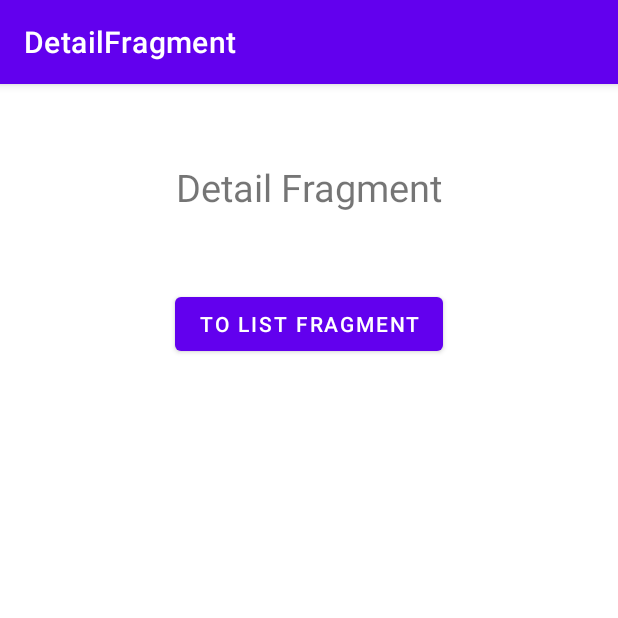
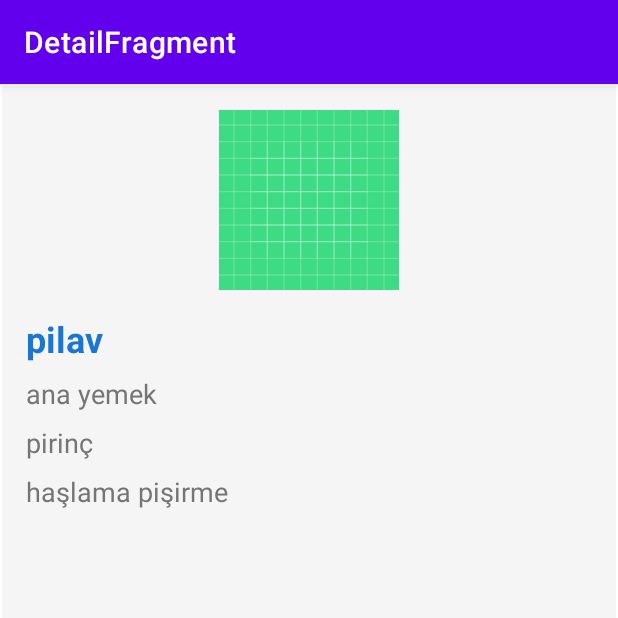
Before and after one commit to muratalarcin/YemekTarifi, an Android app: the DetailFragment screen opened through its navigation route, on a phone screen of 412 x 824 dp, the top half of it. Run offline under Robolectric (Android 15) with nearby library versions, the phone set to English and light mode, and no system bars; our stand-ins replace navigation-ui.

Commit message:
onClick created, design edits made

```diff
--- a/app/src/main/java/com/muratalarcin/yemektarifi/adapter/ClickListener.kt
+++ b/app/src/main/java/com/muratalarcin/yemektarifi/adapter/ClickListener.kt
@@ -1,7 +1,7 @@
 package com.muratalarcin.yemektarifi.adapter
 
-import android.view.View
+import com.muratalarcin.yemektarifi.model.Specification
 
-interface ClickListener {
-    fun onClicked(v: View)
+interface OnItemClickListener {
+    fun onItemClick(specification: Specification)
 }
--- a/app/src/main/java/com/muratalarcin/yemektarifi/adapter/SpecificationAdapter.kt
+++ b/app/src/main/java/com/muratalarcin/yemektarifi/adapter/SpecificationAdapter.kt
@@ -4,19 +4,24 @@ import android.annotation.SuppressLint
 import android.view.LayoutInflater
 import android.view.View
 import android.view.ViewGroup
+import android.widget.AdapterView
 import android.widget.TextView
+import androidx.navigation.Navigation
+import androidx.navigation.Navigator
 import androidx.recyclerview.widget.RecyclerView
 import com.muratalarcin.yemektarifi.R
 import com.muratalarcin.yemektarifi.model.Specification
+import com.muratalarcin.yemektarifi.view.DetailFragmentDirections
 
 class SpecificationAdapter(val specificationList: ArrayList<Specification>) :
     RecyclerView.Adapter<SpecificationAdapter.SpecificationViewHolder>() {
 
+    //private var onItemClickListener: AdapterView.OnItemClickListener? = null
     // ViewHolder sınıfını içeride tanımlayabilirsiniz.
     class SpecificationViewHolder(itemView: View) : RecyclerView.ViewHolder(itemView) {
         // ViewHolder içindeki view'lara burada erişebilirsiniz.
-        val nameTextView: TextView = itemView.findViewById(R.id.name)
-        val tagTextView: TextView = itemView.findViewById(R.id.tag)
+        val nameTextView: TextView = itemView.findViewById(R.id.rowName)
+        val tagTextView: TextView = itemView.findViewById(R.id.rowTag)
         // Diğer view'ları buraya ekleyebilirsiniz.
         // val descriptionTextView: TextView = itemView.findViewById(R.id.description)
         // val imageView: ImageView = itemView.findViewById(R.id.imageView)
@@ -38,10 +43,12 @@ class SpecificationAdapter(val specificationList: ArrayList<Specification>) :
     override fun onBindViewHolder(holder: SpecificationViewHolder, position: Int) {
         val specification = specificationList[position]
         holder.nameTextView.text = specificationList[position].specificationName
-        holder.tagTextView.text = specificationList[position].tagName
-        // Diğer verileri de benzer şekilde yerleştirebilirsiniz.
-        // holder.descriptionTextView.text = specification.specificationDescription
-        // holder.imageView.setImageResource(specification.imageResource)
+        holder.tagTextView.text = specificationList[position].specificationTag
+
+        holder.itemView.setOnClickListener {
+            val action = DetailFragmentDirections.actionListFragmentToDetailFragment()
+            Navigation.findNavController(it).navigate(action)
+        }
     }
 
     @SuppressLint("NotifyDataSetChanged")
--- a/app/src/main/java/com/muratalarcin/yemektarifi/model/Model.kt
+++ b/app/src/main/java/com/muratalarcin/yemektarifi/model/Model.kt
@@ -2,7 +2,7 @@ package com.muratalarcin.yemektarifi.model
 
 data class Specification (
     val specificationName: String?,
-    val tagName: String?,
-    val materialNames: String?,
-    val fabrication: String?,
+    val specificationTag: String?,
+    val specificationMaterial: String?,
+    val specificationFabrication: String?,
 )
--- a/app/src/main/java/com/muratalarcin/yemektarifi/view/DetailFragment.kt
+++ b/app/src/main/java/com/muratalarcin/yemektarifi/view/DetailFragment.kt
@@ -5,11 +5,16 @@ import androidx.fragment.app.Fragment
 import android.view.LayoutInflater
 import android.view.View
 import android.view.ViewGroup
+import androidx.lifecycle.Observer
+import androidx.lifecycle.ViewModelProvider
 import androidx.navigation.fragment.findNavController
 import com.muratalarcin.yemektarifi.R
 import com.muratalarcin.yemektarifi.databinding.FragmentDetailBinding
+import com.muratalarcin.yemektarifi.viewmodel.DetailViewModel
+import com.muratalarcin.yemektarifi.viewmodel.ListViewModel
 
 class DetailFragment : Fragment() {
+    private lateinit var viewModel: DetailViewModel
     private var _binding: FragmentDetailBinding? = null
     private val binding get() = _binding!!
 
@@ -24,9 +29,22 @@ class DetailFragment : Fragment() {
     override fun onViewCreated(view: View, savedInstanceState: Bundle?) {
         super.onViewCreated(view, savedInstanceState)
 
-        binding.detailFragmentButton.setOnClickListener {
-            findNavController().navigate(R.id.action_detailFragment_to_profilFragment)
-        }
+        viewModel = ViewModelProvider(requireActivity()).get(DetailViewModel::class.java)
+        viewModel.getDataFromRoom()
+        observeLiveData()
+    }
+
+    private fun observeLiveData() {
+        viewModel.specificationLiveData.observe(viewLifecycleOwner, Observer { specification ->
+            specification?.let {
+                binding.detailName.text = specification.specificationName
+                binding.detailTag.text = specification.specificationTag
+                binding.detailMaterial.text = specification.specificationMaterial
+                binding.detailFabrication.text = specification.specificationFabrication
+
+            }
+        })
+
     }
 
     override fun onDestroyView() {
--- a/app/src/main/java/com/muratalarcin/yemektarifi/view/ListFragment.kt
+++ b/app/src/main/java/com/muratalarcin/yemektarifi/view/ListFragment.kt
@@ -48,7 +48,7 @@ class ListFragment : Fragment() {
         viewModel.refreshData()
     }
 
-    fun observeLiveData() {
+    private fun observeLiveData() {
         viewModel.specifications.observe(viewLifecycleOwner, Observer { specification ->
             specification?.let {
                 binding.recyclerView.visibility = View.VISIBLE
--- /dev/null
+++ b/app/src/main/java/com/muratalarcin/yemektarifi/viewmodel/DetailViewModel.kt
@@ -0,0 +1,15 @@
+package com.muratalarcin.yemektarifi.viewmodel
+
+import androidx.lifecycle.MutableLiveData
+import androidx.lifecycle.ViewModel
+import com.muratalarcin.yemektarifi.model.Specification
+
+class DetailViewModel : ViewModel() {
+    val specificationLiveData = MutableLiveData<Specification>()
+
+    fun getDataFromRoom() {
+        val spec= Specification("pilav", "ana yemek", "pirinç", "haşlama pişirme")
+        specificationLiveData.value = spec
+
+    }
+}
--- a/app/src/main/res/layout/fragment_detail.xml
+++ b/app/src/main/res/layout/fragment_detail.xml
@@ -1,33 +1,53 @@
 <?xml version="1.0" encoding="utf-8"?>
+<LinearLayout xmlns:android="http://schemas.android.com/apk/res/android"
+    android:layout_width="match_parent"
+    android:layout_height="match_parent"
+    android:orientation="vertical"
+    android:padding="16dp"
+    android:background="@color/material_light_gray">
 
-<layout xmlns:android="http://schemas.android.com/apk/res/android"
-    xmlns:tools="http://schemas.android.com/tools">
+    <ImageView
+        android:id="@+id/detailImageView"
+        android:layout_width="120dp"
+        android:layout_height="120dp"
+        android:layout_gravity="center"
+        android:src="@drawable/ic_launcher_background"
+        android:layout_marginBottom="16dp" />
 
-    <LinearLayout
-        android:orientation="vertical"
+    <TextView
+        android:id="@+id/detailName"
         android:layout_width="match_parent"
-        android:layout_height="match_parent"
-        tools:context=".view.DetailFragment">
+        android:layout_height="wrap_content"
+        android:text="Name"
+        android:textSize="24sp"
+        android:textColor="@color/material_blue"
+        android:textStyle="bold" />
 
-        <TextView
-            android:id="@+id/detail_fragment_textview"
-            android:layout_width="wrap_content"
-            android:layout_height="wrap_content"
-            android:text="@string/detail_fragment"
-            android:textSize="25sp"
-            android:layout_gravity="center"
-            android:layout_marginTop="50dp">
-        </TextView>
+    <TextView
+        android:id="@+id/detailTag"
+        android:layout_width="match_parent"
+        android:layout_height="wrap_content"
+        android:layout_marginTop="8dp"
+        android:text="Tag"
+        android:textSize="18sp"
+        android:textColor="@color/material_gray" />
 
-        <Button
-            android:id="@+id/detail_fragment_button"
-            android:layout_width="wrap_content"
-            android:layout_height="wrap_content"
-            android:text="To List Fragment"
-            android:layout_gravity="center"
-            android:layout_marginTop="50dp">
-        </Button>
+    <TextView
+        android:id="@+id/detailMaterial"
+        android:layout_width="match_parent"
+        android:layout_height="wrap_content"
+        android:layout_marginTop="8dp"
+        android:text="Material"
+        android:textSize="18sp"
+        android:textColor="@color/material_gray" />
 
+    <TextView
+        android:id="@+id/detailFabrication"
+        android:layout_width="match_parent"
+        android:layout_height="wrap_content"
+        android:layout_marginTop="8dp"
+        android:text="Fabrication"
+        android:textSize="18sp"
+        android:textColor="@color/material_gray" />
 
-    </LinearLayout>
-</layout>
+</LinearLayout>
--- a/app/src/main/res/layout/fragment_list.xml
+++ b/app/src/main/res/layout/fragment_list.xml
@@ -18,6 +18,7 @@
                 android:id="@+id/recyclerView"
                 android:layout_width="0dp"
                 android:layout_height="0dp"
+                android:paddingTop="4dp"
                 app:layout_constraintBottom_toBottomOf="parent"
                 app:layout_constraintEnd_toEndOf="parent"
                 app:layout_constraintStart_toStartOf="parent"
--- a/app/src/main/res/values/card_styles.xml
+++ b/app/src/main/res/values/card_styles.xml
@@ -1,7 +1,7 @@
 <?xml version="1.0" encoding="utf-8"?>
 <resources>
     <style name="CardViewStyle" parent="CardView.Light">
-        <item name="cardElevation">8dp</item>
+        <item name="cardElevation">4dp</item>
         <item name="cardBackgroundColor">#FFFFFF</item>
     </style>
 </resources>
--- a/app/src/main/res/values/colors.xml
+++ b/app/src/main/res/values/colors.xml
@@ -12,4 +12,10 @@
     <color name="light_blue_A200">#FF40C4FF</color>
     <color name="light_blue_A400">#FF00B0FF</color>
     <color name="black_overlay">#66000000</color>
+
+    <color name="material_light_gray">#F5F5F5</color>
+    <color name="material_blue">#1976D2</color>
+    <color name="material_gray">#757575</color>
+
+
 </resources>
```
Also changed, not shown: app/src/main/res/layout/row.xml (+23 -25 lines).
